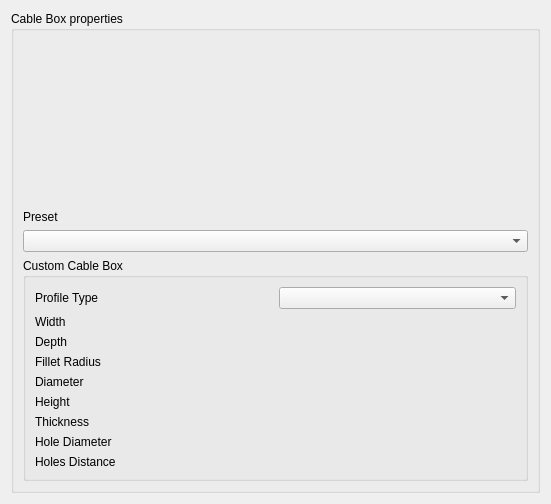
First picture: the form in freecad/cables/resources/ui/box.ui, repository sargo-devel/Cables, before the edit.
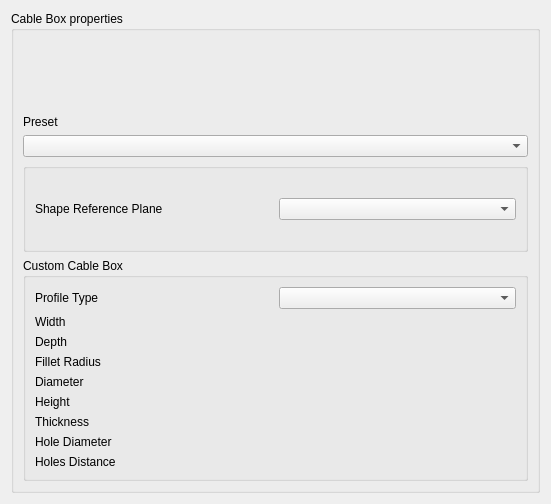
Second picture: the form after the edit. Custom widgets are drawn as their Qt base class.

Commit message: CableBox: added ShapeReferencePlane property

Patch:
```diff
--- a/freecad/cables/resources/ui/box.ui
+++ b/freecad/cables/resources/ui/box.ui
@@ -52,7 +52,7 @@
         </property>
        </widget>
       </item>
-      <item row="2" column="0">
+      <item row="3" column="0">
        <widget class="QGroupBox" name="customBox">
         <property name="title">
          <string>Custom Cable Box</string>
@@ -439,6 +439,32 @@
         </layout>
        </widget>
       </item>
+      <item row="2" column="0">
+       <widget class="QGroupBox" name="refplaneBox">
+        <property name="enabled">
+         <bool>true</bool>
+        </property>
+        <property name="title">
+         <string/>
+        </property>
+        <layout class="QGridLayout" name="gridLayout_3">
+         <item row="0" column="0">
+          <layout class="QHBoxLayout" name="horizontalLayout_2">
+           <item>
+            <widget class="QLabel" name="label_2">
+             <property name="text">
+              <string>Shape Reference Plane</string>
+             </property>
+            </widget>
+           </item>
+           <item>
+            <widget class="QComboBox" name="comboRefPlane"/>
+           </item>
+          </layout>
+         </item>
+        </layout>
+       </widget>
+      </item>
      </layout>
     </widget>
    </item>
```
The commit also changes 1 other file.
